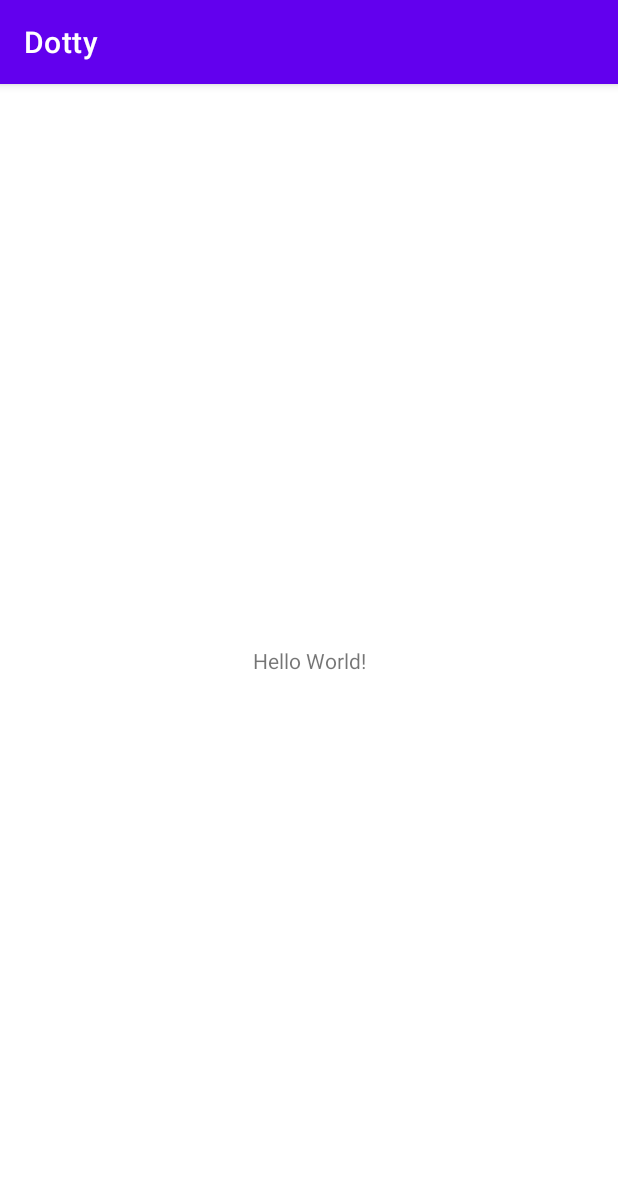
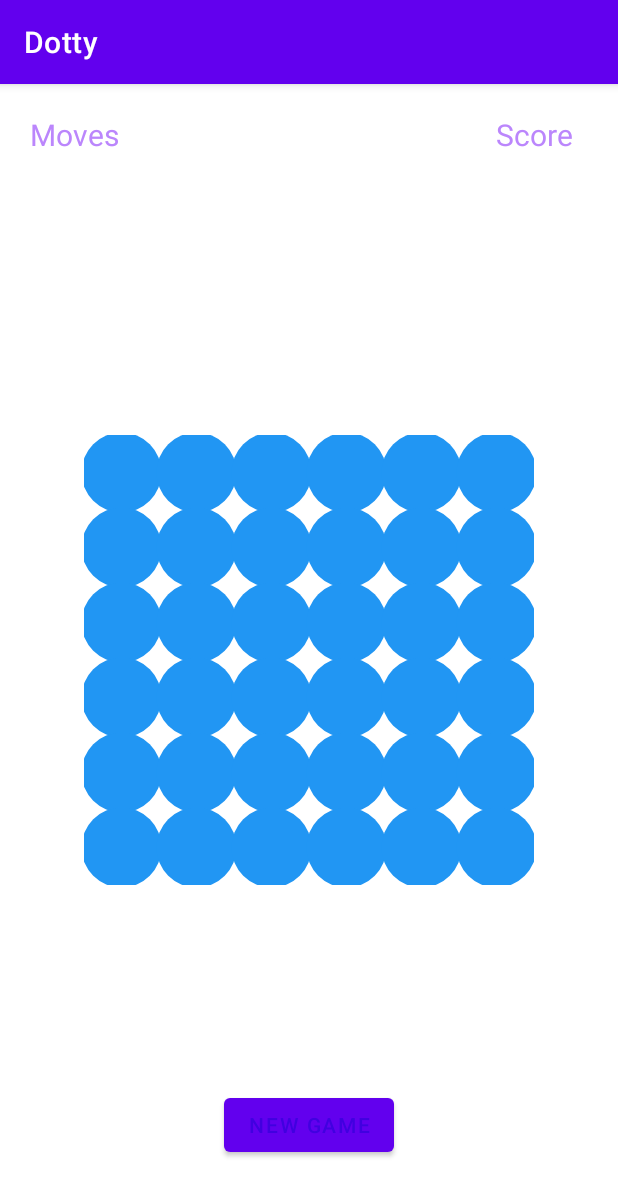
Before and after one commit to david-read-iii/Dotty, an Android app: the screen it shows after launch (MainActivity), on a phone screen of 412 x 824 dp. Shown: the top 1196 px of the screen. Run offline under Robolectric (Android 15) with nearby library versions, the phone set to English and light mode, and no system bars.

Commit message:
Setup view classes and layouts
activity_main.xml:
- Define layout to be the user interface for the Dotty game. Includes a moves left counter, a score counter, a custom Dotty game board view, and a new game button.

DotsGrid.java:
- Define custom view for a Dotty dots grid.
- Define DotsGridListener interface that a controller class may implement in order to specify what actions to take when a dot is touched. The DotsGrid class invokes this interface's single method in onTouchEvent() and provides a method to set this DotsGrid's DotsGridListener.
- Give this class member variables to keep track of game state, keep track of color values, keep track of width and height values, and draw dots and lines.

```diff
--- a/app/src/main/java/com/davidread/dotty/DotsGrid.java
+++ b/app/src/main/java/com/davidread/dotty/DotsGrid.java
@@ -1,4 +1,237 @@
 package com.davidread.dotty;
 
-public class DotsGrid {
+import android.content.Context;
+import android.graphics.Canvas;
+import android.graphics.Paint;
+import android.graphics.Path;
+import android.util.AttributeSet;
+import android.view.MotionEvent;
+import android.view.View;
+
+import java.util.ArrayList;
+
+/**
+ * {@link DotsGrid} is a custom view for a Dotty game board. It draws dots for each dot in
+ * {@link #mGame} and paths between all dots selected by {@link #mGame}.
+ */
+public class DotsGrid extends View {
+
+    /**
+     * Enum returned by {@link DotsGridListener#onDotSelected(Dot, DotSelectionStatus)} to represent
+     * the selection status of the {@link Dot} that invoked this callback method.
+     */
+    public enum DotSelectionStatus {First, Additional, Last}
+
+    /**
+     * {@link DotsGridListener} defines an interface that a controller class should implement and
+     * pass into this {@link DotsGrid} to specify what to do when a dot is selected.
+     */
+    public interface DotsGridListener {
+        void onDotSelected(Dot dot, DotSelectionStatus status);
+    }
+
+    /**
+     * Constant int representing the pixel radius of each dot on screen.
+     */
+    private final int DOT_RADIUS = 40;
+
+    /**
+     * {@link DotsGame} holding the logic and state of this Dotty game.
+     */
+    private DotsGame mGame;
+
+    /**
+     * {@link Path} used to define lines between selected dots.
+     */
+    private Path mDotPath;
+
+    /**
+     * {@link DotsGridListener} defined by a controller class that defines what to do when a dot
+     * is selected.
+     */
+    private DotsGridListener mGridListener;
+
+    /**
+     * Int array holding the colors that may be assigned to each dot.
+     */
+    private int[] mDotColors;
+
+    /**
+     * Int representing the width of a single dot in pixels.
+     */
+    private int mCellWidth;
+
+    /**
+     * Int representing the height of a single dot in pixels.
+     */
+    private int mCellHeight;
+
+    /**
+     * {@link Paint} used to draw dots.
+     */
+    private Paint mDotPaint;
+
+    /**
+     * {@link Paint} used to draw paths.
+     */
+    private Paint mPathPaint;
+
+    /**
+     * Constructs a new {@link DotsGrid}.
+     *
+     * @param context {@link Context} for the superclass.
+     * @param attrs   {@link AttributeSet} for the superclass.
+     */
+    public DotsGrid(Context context, AttributeSet attrs) {
+        super(context, attrs);
+
+        // Used to access the game state.
+        mGame = DotsGame.getInstance();
+
+        // Get color resources.
+        mDotColors = getResources().getIntArray(R.array.dotColors);
+
+        // For drawing dots.
+        mDotPaint = new Paint(Paint.ANTI_ALIAS_FLAG);
+
+        // For drawing the path between connected dots.
+        mPathPaint = new Paint(Paint.ANTI_ALIAS_FLAG);
+        mPathPaint.setStrokeWidth(10);
+        mPathPaint.setStyle(Paint.Style.STROKE);
+
+        // The path between connected dots.
+        mDotPath = new Path();
+    }
+
+    /**
+     * Invoked when the size of this {@link DotsGrid} is changed. It updates the values for
+     * {@link #mCellWidth} and {@link #mCellHeight}, and the view-related attributes of each
+     * {@link Dot} in {@link #mGame}.
+     *
+     * @param width     Current width of this {@link DotsGrid}.
+     * @param height    Current height of this {@link DotsGrid}.
+     * @param oldWidth  Old width of this {@link DotsGrid}.
+     * @param oldHeight Old height of this {@link DotsGrid}.
+     */
+    @Override
+    protected void onSizeChanged(int width, int height, int oldWidth, int oldHeight) {
+        int boardWidth = (width - getPaddingLeft() - getPaddingRight());
+        int boardHeight = (height - getPaddingTop() - getPaddingBottom());
+        mCellWidth = boardWidth / DotsGame.GRID_SIZE;
+        mCellHeight = boardHeight / DotsGame.GRID_SIZE;
+        resetDots();
+    }
+
+    /**
+     * Invoked when the {@link DotsGrid} should render its content. First, it draws all dots stored
+     * in {@link #mGame} given their view-related attributes. Then, it draws a path between all
+     * dots currently selected in {@link #mGame}.
+     *
+     * @param canvas The {@link Canvas} on which the background will be drawn.
+     */
+    @Override
+    protected void onDraw(Canvas canvas) {
+        super.onDraw(canvas);
+
+        // Draw dots.
+        for (int row = 0; row < DotsGame.GRID_SIZE; row++) {
+            for (int col = 0; col < DotsGame.GRID_SIZE; col++) {
+                Dot dot = mGame.getDot(row, col);
+                mDotPaint.setColor(mDotColors[dot.color]);
+                canvas.drawCircle(dot.centerX, dot.centerY, dot.radius, mDotPaint);
+            }
+        }
+
+        // Draw connector.
+        ArrayList<Dot> selectedDots = mGame.getSelectedDots();
+        if (!selectedDots.isEmpty()) {
+            mDotPath.reset();
+            Dot dot = selectedDots.get(0);
+            mDotPath.moveTo(dot.centerX, dot.centerY);
+
+            for (int i = 1; i < selectedDots.size(); i++) {
+                dot = selectedDots.get(i);
+                mDotPath.lineTo(dot.centerX, dot.centerY);
+            }
+
+            mPathPaint.setColor(mDotColors[dot.color]);
+            canvas.drawPath(mDotPath, mPathPaint);
+        }
+    }
+
+    /**
+     * Invoked when this {@link DotsGrid}'s {@link View.OnClickListener} should be called.
+     *
+     * @return True if there was an assigned {@link View.OnClickListener} assigned and it was
+     * called. False otherwise.
+     */
+    @Override
+    public boolean performClick() {
+        return super.performClick();
+    }
+
+    /**
+     * Invoked when a touch screen motion event occurs. It determines which dot was clicked and
+     * notifies the controller class of this via {@link #mGridListener}.
+     *
+     * @param event The {@link MotionEvent} that invoked this callback.
+     * @return True if the event was handled. False otherwise.
+     */
+    @Override
+    public boolean onTouchEvent(MotionEvent event) {
+
+        // Only execute when a listener exists.
+        if (mGridListener == null) return true;
+
+        // Determine which dot is pressed.
+        int x = (int) event.getX();
+        int y = (int) event.getY();
+        int col = x / mCellWidth;
+        int row = y / mCellHeight;
+        Dot selectedDot = mGame.getDot(row, col);
+
+        // Return previously selected dot if touch moves outside the grid.
+        if (selectedDot == null) {
+            selectedDot = mGame.getLastSelectedDot();
+        }
+
+        // Notify activity that a dot is selected.
+        if (event.getAction() == MotionEvent.ACTION_DOWN) {
+            mGridListener.onDotSelected(selectedDot, DotSelectionStatus.First);
+        } else if (event.getAction() == MotionEvent.ACTION_MOVE) {
+            mGridListener.onDotSelected(selectedDot, DotSelectionStatus.Additional);
+        } else if (event.getAction() == MotionEvent.ACTION_UP) {
+            mGridListener.onDotSelected(selectedDot, DotSelectionStatus.Last);
+        }
+
+        // Allow accessibility services to perform this action.
+        performClick();
+
+        return true;
+    }
+
+    /**
+     * Initializes {@link #mGridListener} of this {@link DotsGrid}.
+     *
+     * @param gridListener A {@link DotsGridListener} that specifies what to do when a dot is
+     *                     clicked.
+     */
+    public void setGridListener(DotsGridListener gridListener) {
+        mGridListener = gridListener;
+    }
+
+    /**
+     * Resets the view-related attributes of each dot in {@link #mGame} given the attributes of this
+     * {@link DotsGrid}.
+     */
+    private void resetDots() {
+        for (int row = 0; row < DotsGame.GRID_SIZE; row++) {
+            for (int col = 0; col < DotsGame.GRID_SIZE; col++) {
+                Dot dot = mGame.getDot(row, col);
+                dot.radius = DOT_RADIUS;
+                dot.centerX = col * mCellWidth + (mCellWidth / 2f);
+                dot.centerY = row * mCellHeight + (mCellHeight / 2f);
+            }
+        }
+    }
 }
--- a/app/src/main/res/layout/activity_main.xml
+++ b/app/src/main/res/layout/activity_main.xml
@@ -6,13 +6,71 @@
     android:layout_height="match_parent"
     tools:context=".MainActivity">
 
+    <!-- Moves left text. -->
     <TextView
+        android:id="@+id/moveLabel"
+        style="@style/primaryLabel"
         android:layout_width="wrap_content"
         android:layout_height="wrap_content"
-        android:text="Hello World!"
+        android:layout_marginLeft="20dp"
+        android:text="@string/moves"
+        app:layout_constraintLeft_toLeftOf="parent"
+        app:layout_constraintTop_toTopOf="parent" />
+
+    <TextView
+        android:id="@+id/movesRemaining"
+        style="@style/number"
+        android:layout_width="wrap_content"
+        android:layout_height="wrap_content"
+        android:layout_marginLeft="10dp"
+        app:layout_constraintBottom_toBottomOf="@+id/moveLabel"
+        app:layout_constraintLeft_toRightOf="@+id/moveLabel"
+        app:layout_constraintTop_toTopOf="@+id/moveLabel"
+        tools:text="10" />
+
+    <!-- Score text. -->
+    <TextView
+        android:id="@+id/scoreLabel"
+        style="@style/primaryLabel"
+        android:layout_width="wrap_content"
+        android:layout_height="wrap_content"
+        android:layout_marginRight="10dp"
+        android:text="@string/score"
+        app:layout_constraintRight_toLeftOf="@+id/score"
+        app:layout_constraintTop_toTopOf="parent" />
+
+    <TextView
+        android:id="@+id/score"
+        style="@style/number"
+        android:layout_width="wrap_content"
+        android:layout_height="wrap_content"
+        android:layout_marginRight="20dp"
+        app:layout_constraintBottom_toBottomOf="@+id/scoreLabel"
+        app:layout_constraintRight_toRightOf="parent"
+        app:layout_constraintTop_toTopOf="@+id/scoreLabel"
+        tools:text="100" />
+
+    <!-- Dotty game board. -->
+    <com.davidread.dotty.DotsGrid
+        android:id="@+id/gameGrid"
+        android:layout_width="300dp"
+        android:layout_height="300dp"
         app:layout_constraintBottom_toBottomOf="parent"
         app:layout_constraintLeft_toLeftOf="parent"
         app:layout_constraintRight_toRightOf="parent"
         app:layout_constraintTop_toTopOf="parent" />
 
+    <!-- "New Game" button. -->
+    <Button
+        android:id="@+id/newGameButton"
+        android:layout_width="wrap_content"
+        android:layout_height="wrap_content"
+        android:layout_marginBottom="50dp"
+        android:onClick="newGameClick"
+        android:text="@string/new_game"
+        android:textColor="@color/purple_700"
+        app:layout_constraintBottom_toBottomOf="parent"
+        app:layout_constraintLeft_toLeftOf="parent"
+        app:layout_constraintRight_toRightOf="parent" />
+
 </androidx.constraintlayout.widget.ConstraintLayout>
```
